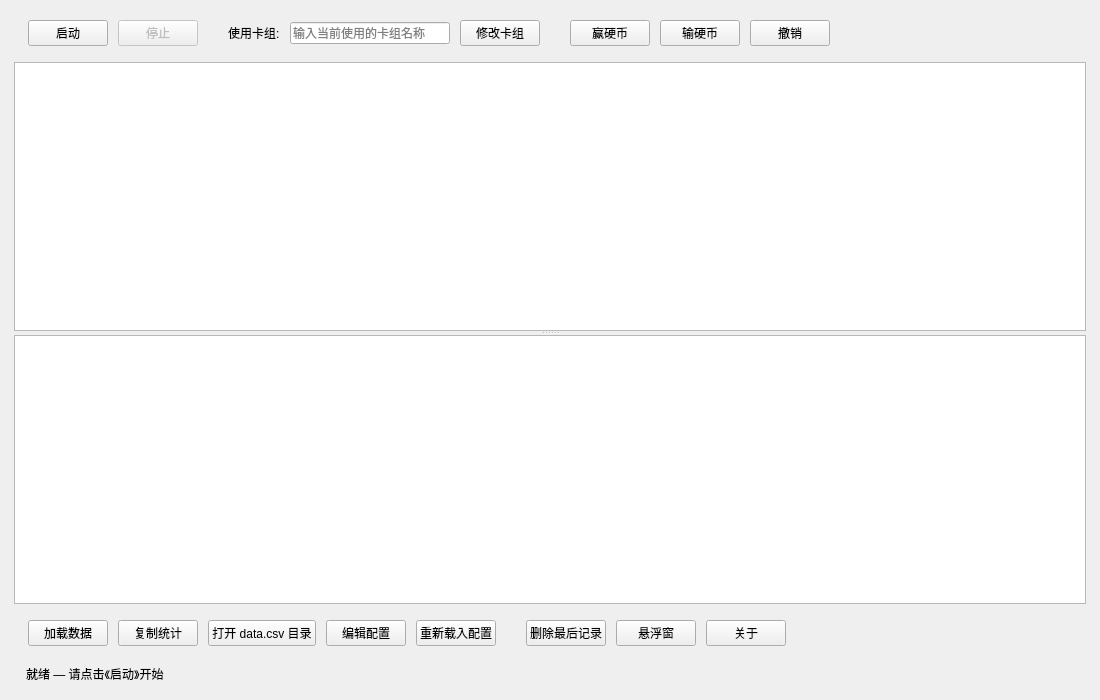
Above: ui/main_window.ui from learbox/mdstats_py before the change. Below: the same form after it.
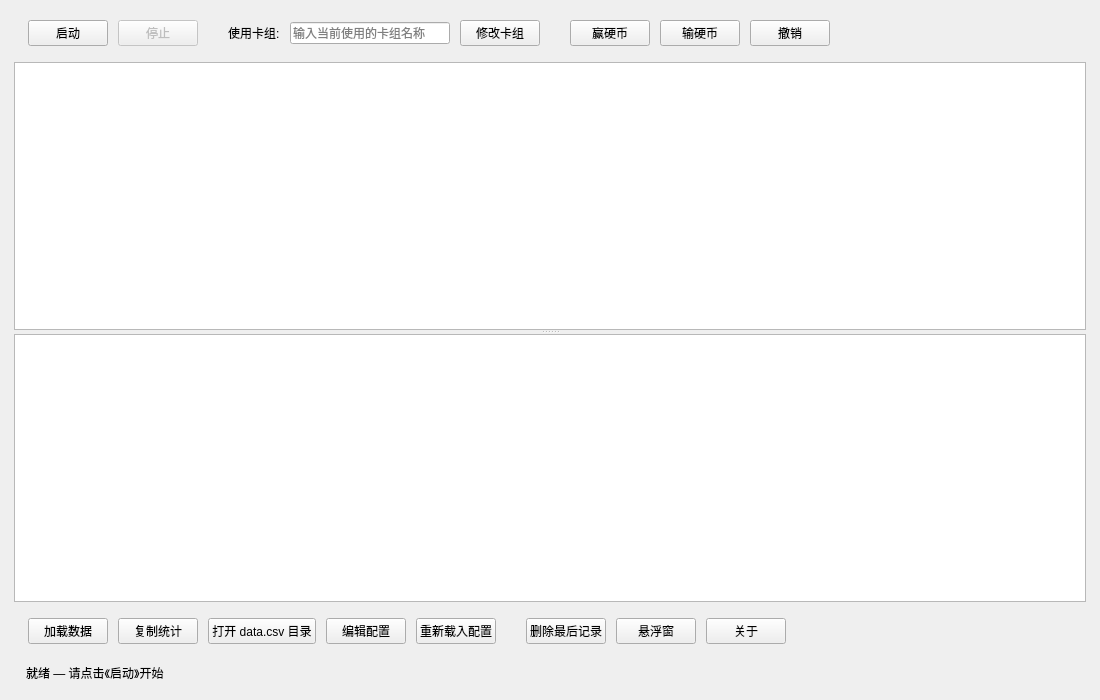
That is the form after the change.

The edit to the form file:
```diff
--- a/ui/main_window.ui
+++ b/ui/main_window.ui
@@ -329,11 +329,27 @@
         </property>
        </widget>
       </item>
+      <item>
+       <spacer name="spacerStatus">
+        <property name="orientation">
+         <enum>Qt::Horizontal</enum>
+        </property>
+        <property name="sizeHint" stdset="0">
+         <size>
+          <width>40</width>
+          <height>20</height>
+         </size>
+        </property>
+       </spacer>
+      </item>
       <item>
        <widget class="QLabel" name="infoLabel">
         <property name="text">
          <string/>
         </property>
+        <property name="alignment">
+         <set>Qt::AlignRight|Qt::AlignVCenter</set>
+        </property>
        </widget>
       </item>
      </layout>
```
